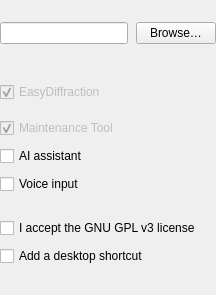
Above: tools/installer/AssistantForm.ui from enhantica/edi before the change. Below: the same form after it.
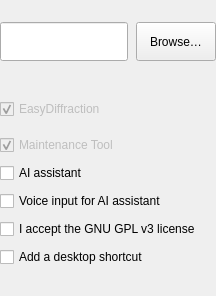
That is the form after the change.

What changed in the file:
```diff
--- a/tools/installer/AssistantForm.ui
+++ b/tools/installer/AssistantForm.ui
@@ -93,6 +93,14 @@
      <property name="visible">
       <bool>false</bool>
      </property>
+     <!-- Never shorter than the field and Browse (37 px inside a 1 px border, Installer.qss), so the space line
+          under it cannot overlap them. -->
+     <property name="minimumSize">
+      <size>
+       <width>0</width>
+       <height>39</height>
+      </size>
+     </property>
      <layout class="QHBoxLayout" name="FolderRow">
       <property name="spacing">
        <number>8</number>
@@ -111,6 +119,12 @@
       </property>
       <item>
        <widget class="QLineEdit" name="FolderLineEdit">
+        <property name="minimumSize">
+         <size>
+          <width>0</width>
+          <height>39</height>
+         </size>
+        </property>
         <property name="accessibleName">
          <string>Install to</string>
         </property>
@@ -118,6 +132,12 @@
       </item>
       <item>
        <widget class="QPushButton" name="FolderBrowseButton">
+        <property name="minimumSize">
+         <size>
+          <width>0</width>
+          <height>39</height>
+         </size>
+        </property>
         <property name="text">
          <string>Browse…</string>
         </property>
@@ -369,10 +389,9 @@
      <property name="visible">
       <bool>false</bool>
      </property>
-     <!-- The check box row, then the component's one-line description under its text (Installer.qs). -->
-     <layout class="QVBoxLayout" name="VoiceColumn">
+     <layout class="QHBoxLayout" name="VoiceRow">
       <property name="spacing">
-       <number>2</number>
+       <number>8</number>
       </property>
       <property name="leftMargin">
        <number>0</number>
@@ -387,44 +406,22 @@
        <number>0</number>
       </property>
       <item>
-       <layout class="QHBoxLayout" name="VoiceRow">
-        <property name="spacing">
-         <number>8</number>
-        </property>
-        <item>
-         <widget class="QCheckBox" name="VoiceCheckBox">
-          <property name="text">
-           <string>Voice input</string>
-          </property>
-         </widget>
-        </item>
-        <item>
-         <spacer name="VoiceSizeSpacer">
-          <property name="orientation">
-           <enum>Qt::Horizontal</enum>
-          </property>
-         </spacer>
-        </item>
-        <item>
-         <widget class="QLabel" name="VoiceSizeLabel"/>
-        </item>
-       </layout>
-      </item>
-      <item>
-       <widget class="QLabel" name="VoiceDescription">
-        <!-- 12 px text, one 16 px line on Windows (package.py, WizardDefaultHeight). Indented to the check box's
-             text: its 6 px margin, the 16 px box and the 7 px spacing (Installer.qss). -->
-        <property name="styleSheet">
-         <string notr="true">font-size: 12px;</string>
-        </property>
-        <property name="indent">
-         <number>29</number>
-        </property>
-        <property name="wordWrap">
-         <bool>true</bool>
+       <widget class="QCheckBox" name="VoiceCheckBox">
+        <property name="text">
+         <string>Voice input for AI assistant</string>
         </property>
        </widget>
       </item>
+      <item>
+       <spacer name="VoiceSizeSpacer">
+        <property name="orientation">
+         <enum>Qt::Horizontal</enum>
+        </property>
+       </spacer>
+      </item>
+      <item>
+       <widget class="QLabel" name="VoiceSizeLabel"/>
+      </item>
      </layout>
     </widget>
    </item>
```
